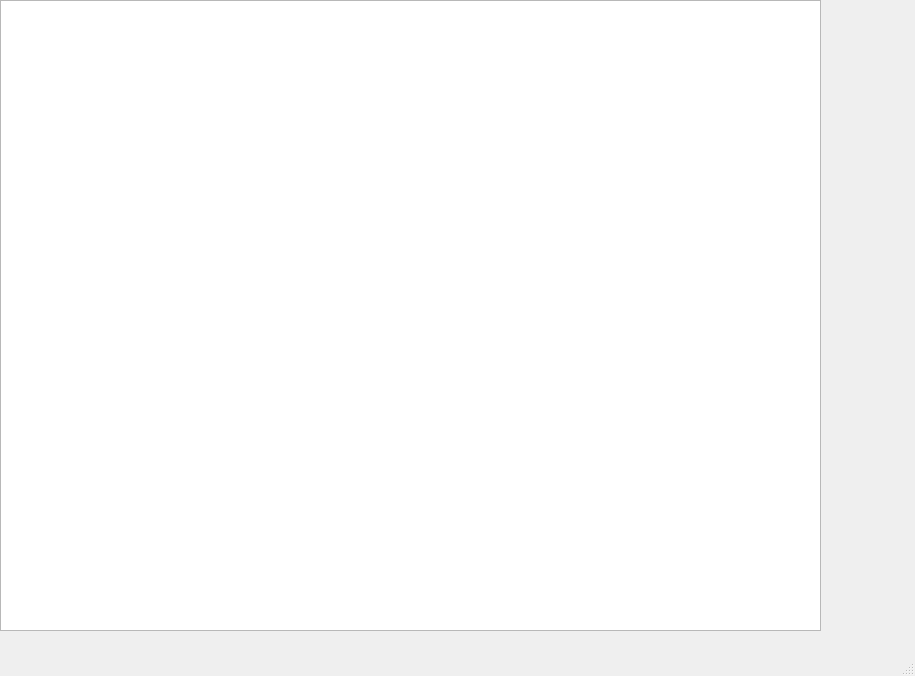
Old version of the form mainwindow.ui in the repository StevenG21/Proyecto_final.
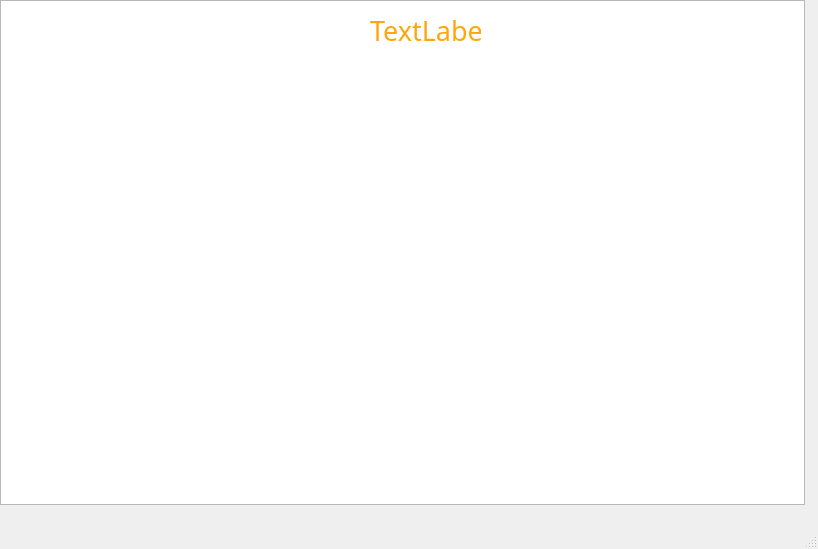
New version of the form.

```diff
--- a/mainwindow.ui
+++ b/mainwindow.ui
@@ -6,28 +6,83 @@
    <rect>
     <x>0</x>
     <y>0</y>
-    <width>915</width>
-    <height>676</height>
+    <width>818</width>
+    <height>549</height>
    </rect>
   </property>
   <property name="windowTitle">
    <string>MainWindow</string>
   </property>
+  <property name="styleSheet">
+   <string notr="true">#cronometro{
+color: rgb(255, 166, 12);
+}
+</string>
+  </property>
   <widget class="QWidget" name="centralwidget">
    <widget class="QGraphicsView" name="graphicsView">
+    <property name="enabled">
+     <bool>true</bool>
+    </property>
     <property name="geometry">
      <rect>
       <x>0</x>
       <y>0</y>
-      <width>821</width>
-      <height>631</height>
+      <width>805</width>
+      <height>505</height>
      </rect>
     </property>
     <property name="minimumSize">
      <size>
-      <width>600</width>
-      <height>600</height>
+      <width>805</width>
+      <height>505</height>
      </size>
+    </property>
+    <property name="maximumSize">
+     <size>
+      <width>800</width>
+      <height>500</height>
+     </size>
+    </property>
+    <property name="baseSize">
+     <size>
+      <width>800</width>
+      <height>500</height>
+     </size>
+    </property>
+    <property name="cursor" stdset="0">
+     <cursorShape>CrossCursor</cursorShape>
+    </property>
+    <property name="mouseTracking">
+     <bool>true</bool>
+    </property>
+    <property name="tabletTracking">
+     <bool>false</bool>
+    </property>
+    <property name="focusPolicy">
+     <enum>Qt::StrongFocus</enum>
+    </property>
+    <property name="autoFillBackground">
+     <bool>true</bool>
+    </property>
+   </widget>
+   <widget class="QLabel" name="cronometro">
+    <property name="geometry">
+     <rect>
+      <x>370</x>
+      <y>10</y>
+      <width>111</width>
+      <height>41</height>
+     </rect>
+    </property>
+    <property name="font">
+     <font>
+      <family>Dubai Medium</family>
+      <pointsize>20</pointsize>
+     </font>
+    </property>
+    <property name="text">
+     <string>TextLabel</string>
     </property>
    </widget>
   </widget>
```
Left out of the diff: 5 changed lines with no effect on the pictures.
